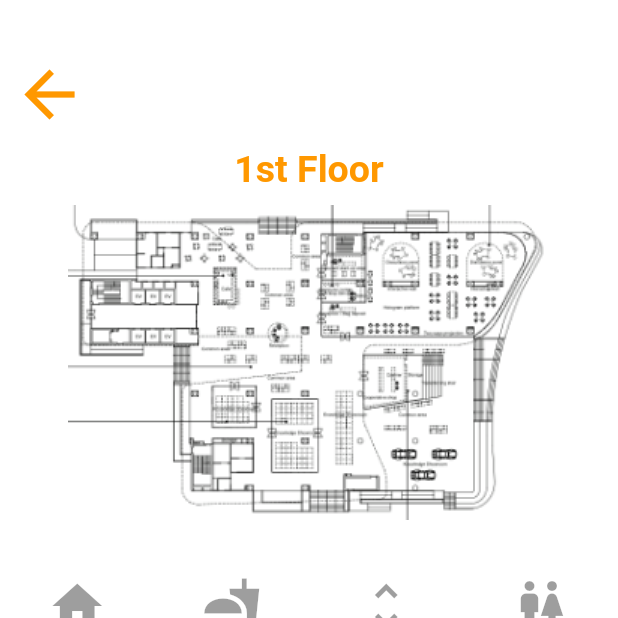
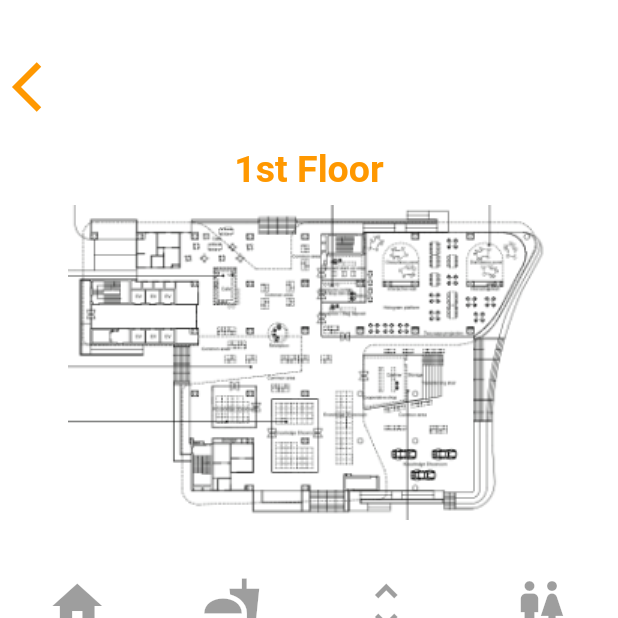
Before and after one commit to ItchyBeth/csc234projectG15, a Flutter app: the room screen opened directly, on a phone screen of 412 x 824 dp, the top half of it. Run offline on Flutter 3.47's test engine with Material 2 defaults, Android fonts, the phone set to English and light mode, and no system bars.

Commit message:
Update roominfo.dart

```diff
--- a/lib/screens/roominfo.dart
+++ b/lib/screens/roominfo.dart
@@ -1,5 +1,6 @@
 import 'package:flutter/foundation.dart';
 import 'package:flutter/material.dart';
+import 'package:flutter_app/screens/homepage.dart';
 
 
 class room extends StatefulWidget {
@@ -22,11 +23,11 @@ class roomstate extends State<room> {
                 alignment: Alignment.topLeft,
                 child: IconButton(
                   icon: Icon(
-                    Icons.arrow_back,
-                    size: 50,
+                    Icons.arrow_back_ios,
+                    size: 40,
                   ),
                   color: Colors.orange,
-                  onPressed: () {},
+                  onPressed: () {Navigator.push(context,MaterialPageRoute(builder: (context) => hpage()),);},
                 ),
               )),
 
```
